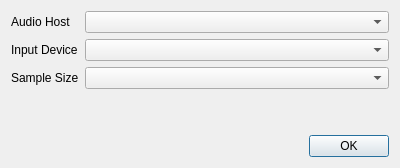
sarahkw/swgetf0, file inputdevice.ui: the form before one commit.
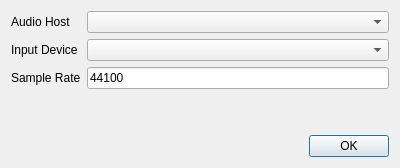
The form after the commit.

Commit message: Text box for sample rate

What changed in the file:
```diff
--- a/inputdevice.ui
+++ b/inputdevice.ui
@@ -39,12 +39,16 @@
      <item row="2" column="0">
       <widget class="QLabel" name="label_3">
        <property name="text">
-        <string>Sample Size</string>
+        <string>Sample Rate</string>
        </property>
       </widget>
      </item>
      <item row="2" column="1">
-      <widget class="QComboBox" name="cmbSampleSize"/>
+      <widget class="QLineEdit" name="txtSampleRate">
+       <property name="text">
+        <string>44100</string>
+       </property>
+      </widget>
      </item>
     </layout>
    </item>
```
The commit also changes 1 other file.
